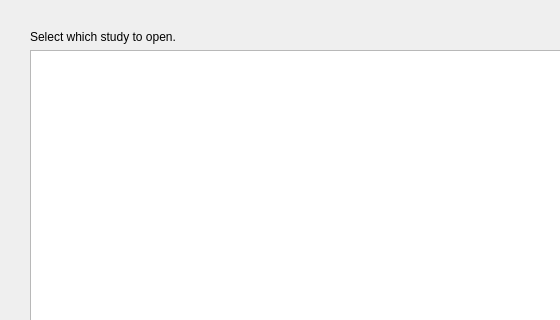
Above: api/interface/qt/QSelectStudyDialog.ui from patrickdemond/Alder before the change; both pictures show x 0 to 560 and y 0 to 320 of the 681 by 412 pixel window. Below: the same form after it.
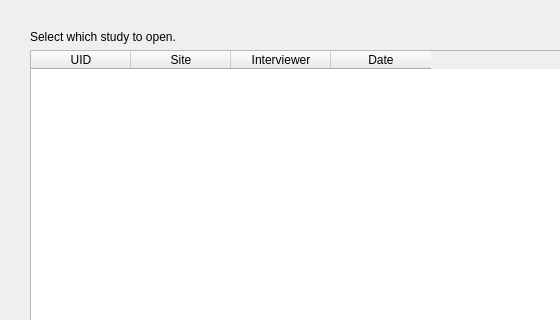
That is the form after the change.

Diff of the .ui file:
```diff
--- a/api/interface/qt/QSelectStudyDialog.ui
+++ b/api/interface/qt/QSelectStudyDialog.ui
@@ -35,6 +35,32 @@
        <height>0</height>
       </size>
      </property>
+     <property name="selectionMode">
+      <enum>QAbstractItemView::SingleSelection</enum>
+     </property>
+     <property name="selectionBehavior">
+      <enum>QAbstractItemView::SelectRows</enum>
+     </property>
+     <column>
+      <property name="text">
+       <string>UID</string>
+      </property>
+     </column>
+     <column>
+      <property name="text">
+       <string>Site</string>
+      </property>
+     </column>
+     <column>
+      <property name="text">
+       <string>Interviewer</string>
+      </property>
+     </column>
+     <column>
+      <property name="text">
+       <string>Date</string>
+      </property>
+     </column>
     </widget>
    </item>
    <item>
```
